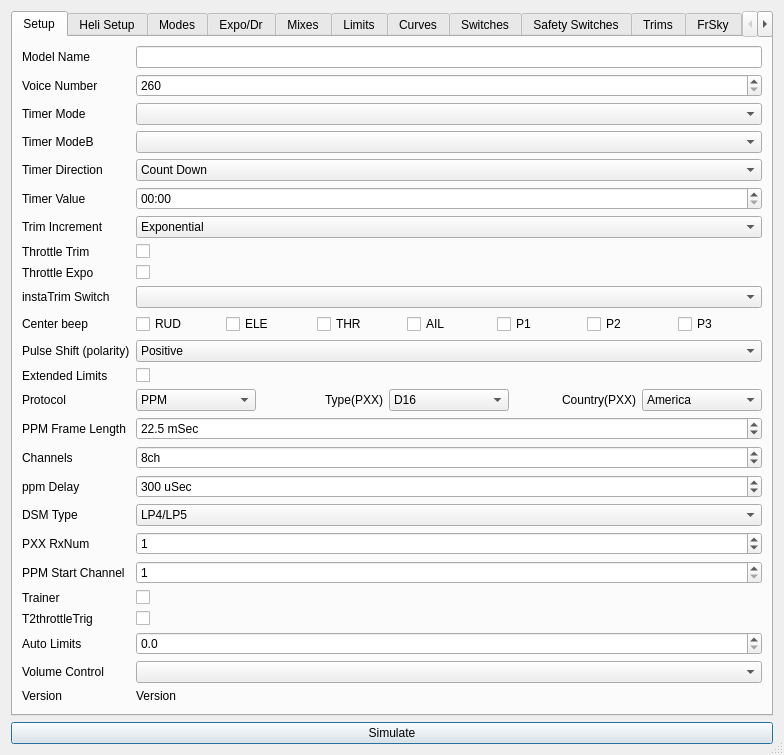
Old version of the form src/modeledit.ui in the repository xhorizont/eepe.
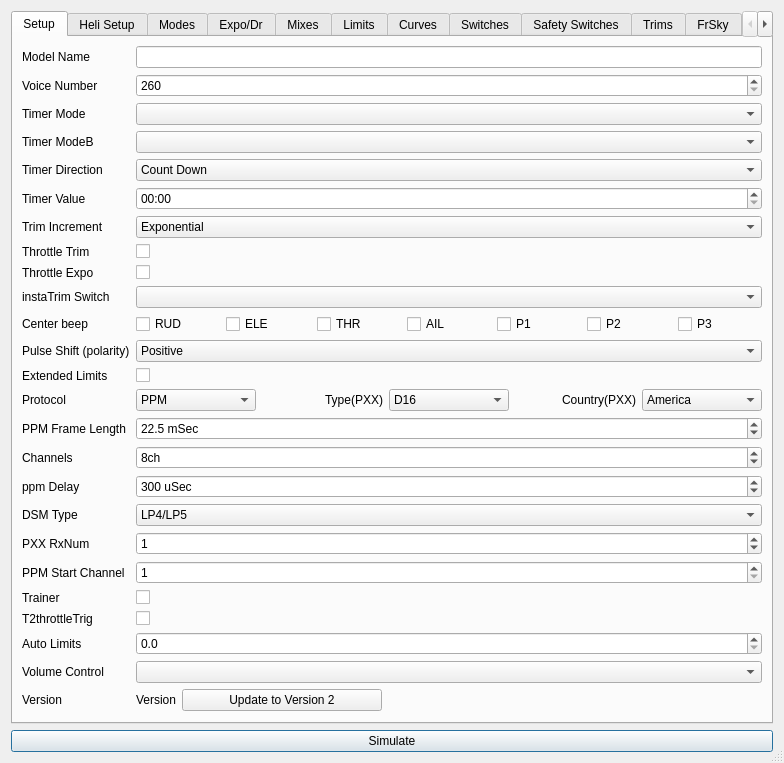
New version of the form. The open tabs and pages were chosen to show the change. Icons and pictures are not drawn.

```diff
--- a/src/modeledit.ui
+++ b/src/modeledit.ui
@@ -635,11 +635,59 @@
         </widget>
        </item>
        <item row="28" column="1">
-        <widget class="QLabel" name="label_version">
-         <property name="text">
-          <string>Version</string>
-         </property>
-        </widget>
+        <layout class="QHBoxLayout" name="horizontalLayout">
+         <item>
+          <widget class="QLabel" name="label_version">
+           <property name="sizePolicy">
+            <sizepolicy hsizetype="Fixed" vsizetype="Preferred">
+             <horstretch>0</horstretch>
+             <verstretch>0</verstretch>
+            </sizepolicy>
+           </property>
+           <property name="maximumSize">
+            <size>
+             <width>50</width>
+             <height>16777215</height>
+            </size>
+           </property>
+           <property name="text">
+            <string>Version</string>
+           </property>
+          </widget>
+         </item>
+         <item>
+          <widget class="QPushButton" name="updateButton">
+           <property name="minimumSize">
+            <size>
+             <width>200</width>
+             <height>0</height>
+            </size>
+           </property>
+           <property name="maximumSize">
+            <size>
+             <width>200</width>
+             <height>16777215</height>
+            </size>
+           </property>
+           <property name="text">
+            <string>Update to Version 2</string>
+           </property>
+          </widget>
+         </item>
+         <item>
+          <spacer name="horizontalSpacer_8">
+           <property name="orientation">
+            <enum>Qt::Horizontal</enum>
+           </property>
+           <property name="sizeHint" stdset="0">
+            <size>
+             <width>40</width>
+             <height>20</height>
+            </size>
+           </property>
+          </spacer>
+         </item>
+        </layout>
        </item>
       </layout>
      </widget>
```
Left out of the diff: 2 changed lines with no effect on the pictures.
